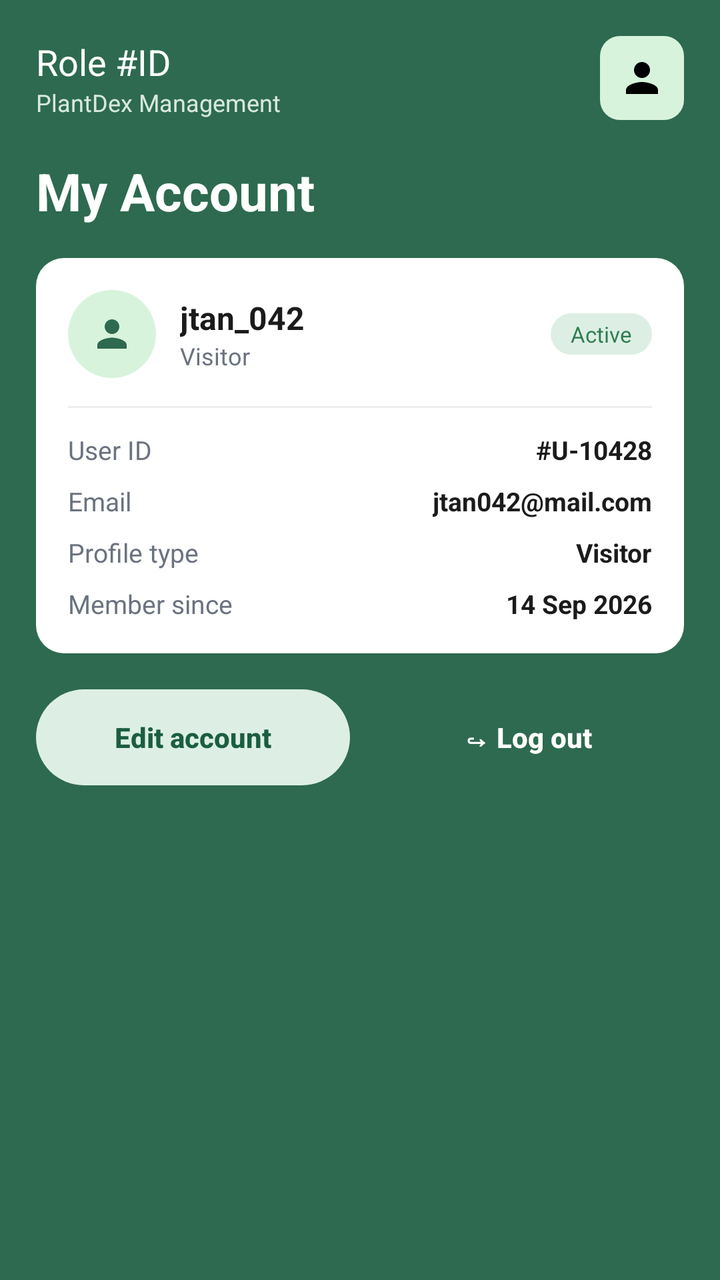
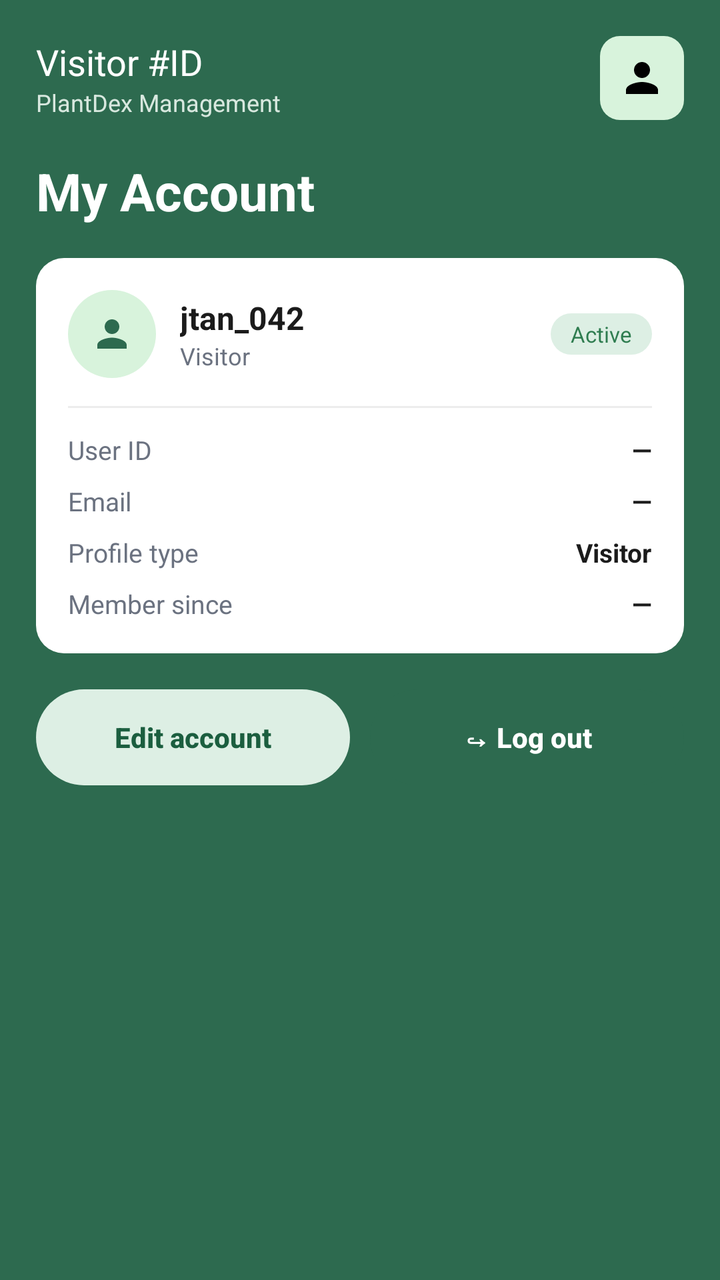

Compare the two renders of this Android layout. The source of the first and the diff that turns it into the second are given below.
<!-- AndroidManifest.xml: application theme Theme.PlantDex -->
<!-- res/layout/activity_my_account.xml -->
<?xml version="1.0" encoding="utf-8"?>
<LinearLayout xmlns:android="http://schemas.android.com/apk/res/android"
    android:fitsSystemWindows="true"
    xmlns:app="http://schemas.android.com/apk/res-auto"
    android:layout_width="match_parent"
    android:layout_height="match_parent"
    android:orientation="vertical"
    android:background="@color/plantdex_bg">

    <ScrollView
        android:layout_width="match_parent"
        android:layout_height="0dp"
        android:layout_weight="1">

        <LinearLayout
            android:layout_width="match_parent"
            android:layout_height="wrap_content"
            android:orientation="vertical"
            android:padding="18dp">

            <include layout="@layout/header_role" android:id="@+id/header" />

            <TextView
                android:layout_width="match_parent"
                android:layout_height="wrap_content"
                android:layout_marginTop="18dp"
                android:text="My Account"
                android:textColor="@color/white"
                android:textSize="26sp"
                android:textStyle="bold" />

            <FrameLayout
                android:layout_width="match_parent"
                android:layout_height="wrap_content"
                android:layout_marginTop="16dp"
                android:background="@drawable/bg_card"
                android:padding="16dp">

                <LinearLayout
                    android:layout_width="match_parent"
                    android:layout_height="wrap_content"
                    android:orientation="vertical">

                    <LinearLayout
                        android:layout_width="match_parent"
                        android:layout_height="wrap_content"
                        android:orientation="horizontal"
                        android:gravity="center_vertical">

                        <FrameLayout
                            android:layout_width="44dp"
                            android:layout_height="44dp"
                            android:background="@drawable/bg_avatar_circle">
                            <ImageView
                                android:layout_width="22dp"
                                android:layout_height="22dp"
                                android:layout_gravity="center"
                                android:src="@drawable/ic_person"
                                app:tint="@color/plantdex_bg"
                                android:contentDescription="Avatar" />
                        </FrameLayout>

                        <LinearLayout
                            android:layout_width="0dp"
                            android:layout_height="wrap_content"
                            android:layout_weight="1"
                            android:layout_marginStart="12dp"
                            android:orientation="vertical">

                            <TextView
                                android:id="@+id/tvAccountUsername"
                                android:layout_width="wrap_content"
                                android:layout_height="wrap_content"
                                android:text="jtan_042"
                                android:textColor="@color/plantdex_text_primary"
                                android:textSize="16sp"
                                android:textStyle="bold" />

                            <TextView
                                android:id="@+id/tvAccountRole"
                                android:layout_width="wrap_content"
                                android:layout_height="wrap_content"
                                android:text="Visitor"
                                android:textColor="@color/plantdex_text_muted"
                                android:textSize="12sp" />
                        </LinearLayout>

                        <TextView
                            android:layout_width="wrap_content"
                            android:layout_height="wrap_content"
                            android:background="@drawable/bg_pill"
                            android:paddingStart="10dp"
                            android:paddingEnd="10dp"
                            android:paddingTop="3dp"
                            android:paddingBottom="3dp"
                            android:text="Active"
                            android:textColor="@color/plantdex_success_text"
                            android:textSize="11sp" />
                    </LinearLayout>

                    <View android:layout_width="match_parent" android:layout_height="1dp" android:layout_marginTop="14dp" android:background="@color/plantdex_divider" />

                    <LinearLayout android:layout_width="match_parent" android:layout_height="wrap_content" android:layout_marginTop="12dp" android:orientation="horizontal">
                        <TextView android:layout_width="0dp" android:layout_height="wrap_content" android:layout_weight="1" android:text="User ID" android:textColor="@color/plantdex_text_muted" android:textSize="13sp" />
                        <TextView android:id="@+id/tvAccountUserId" android:layout_width="wrap_content" android:layout_height="wrap_content" android:text="#U-10428" android:textColor="@color/plantdex_text_primary" android:textStyle="bold" android:textSize="13sp" />
                    </LinearLayout>
                    <LinearLayout android:layout_width="match_parent" android:layout_height="wrap_content" android:layout_marginTop="8dp" android:orientation="horizontal">
                        <TextView android:layout_width="0dp" android:layout_height="wrap_content" android:layout_weight="1" android:text="Email" android:textColor="@color/plantdex_text_muted" android:textSize="13sp" />
                        <TextView android:id="@+id/tvAccountEmail" android:layout_width="wrap_content" android:layout_height="wrap_content" android:text="jtan042@mail.com" android:textColor="@color/plantdex_text_primary" android:textStyle="bold" android:textSize="13sp" />
                    </LinearLayout>
                    <LinearLayout android:layout_width="match_parent" android:layout_height="wrap_content" android:layout_marginTop="8dp" android:orientation="horizontal">
                        <TextView android:layout_width="0dp" android:layout_height="wrap_content" android:layout_weight="1" android:text="Profile type" android:textColor="@color/plantdex_text_muted" android:textSize="13sp" />
                        <TextView android:id="@+id/tvAccountProfileType" android:layout_width="wrap_content" android:layout_height="wrap_content" android:text="Visitor" android:textColor="@color/plantdex_text_primary" android:textStyle="bold" android:textSize="13sp" />
                    </LinearLayout>
                    <LinearLayout android:layout_width="match_parent" android:layout_height="wrap_content" android:layout_marginTop="8dp" android:orientation="horizontal">
                        <TextView android:layout_width="0dp" android:layout_height="wrap_content" android:layout_weight="1" android:text="Member since" android:textColor="@color/plantdex_text_muted" android:textSize="13sp" />
                        <TextView android:id="@+id/tvAccountMemberSince" android:layout_width="wrap_content" android:layout_height="wrap_content" android:text="14 Sep 2026" android:textColor="@color/plantdex_text_primary" android:textStyle="bold" android:textSize="13sp" />
                    </LinearLayout>
                </LinearLayout>
            </FrameLayout>

            <LinearLayout
                android:id="@+id/groupDiscoveryProgress"
                android:layout_width="match_parent"
                android:layout_height="wrap_content"
                android:orientation="vertical"
                android:visibility="gone">

                <LinearLayout
                    android:layout_width="match_parent"
                    android:layout_height="wrap_content"
                    android:layout_marginTop="18dp"
                    android:orientation="horizontal">
                    <TextView android:layout_width="0dp" android:layout_height="wrap_content" android:layout_weight="1"
                        android:text="Discovery Progress" android:textColor="@color/white" android:textSize="15sp" android:textStyle="bold" />
                    <TextView android:layout_width="wrap_content" android:layout_height="wrap_content" android:text="View More" android:textColor="@color/white" android:textSize="12sp" android:textStyle="bold" />
                </LinearLayout>

                <FrameLayout
                    android:layout_width="match_parent"
                    android:layout_height="wrap_content"
                    android:layout_marginTop="10dp"
                    android:background="@drawable/bg_card"
                    android:padding="16dp">

                    <LinearLayout android:layout_width="match_parent" android:layout_height="wrap_content" android:orientation="vertical">
                        <LinearLayout android:layout_width="match_parent" android:layout_height="wrap_content" android:orientation="horizontal">
                            <TextView android:layout_width="0dp" android:layout_height="wrap_content" android:layout_weight="1" android:text="Collectibles unlocked" android:textColor="@color/plantdex_text_primary" android:textSize="13sp" />
                            <TextView android:layout_width="wrap_content" android:layout_height="wrap_content" android:text="18 / 60" android:textColor="@color/plantdex_text_primary" android:textStyle="bold" android:textSize="13sp" />
                        </LinearLayout>
                        <ProgressBar style="?android:attr/progressBarStyleHorizontal" android:layout_width="match_parent" android:layout_height="7dp" android:layout_marginTop="8dp"
                            android:max="60" android:progress="18" android:progressTint="@color/plantdex_bg" android:progressBackgroundTint="@color/plantdex_progress_track" />
                        <LinearLayout android:layout_width="match_parent" android:layout_height="wrap_content" android:layout_marginTop="12dp" android:orientation="horizontal">
                            <TextView android:layout_width="0dp" android:layout_height="wrap_content" android:layout_weight="1" android:text="Handbook sync" android:textColor="@color/plantdex_text_muted" android:textSize="13sp" />
                            <TextView android:layout_width="wrap_content" android:layout_height="wrap_content"
                                android:background="@drawable/bg_pill" android:paddingStart="10dp" android:paddingEnd="10dp" android:paddingTop="3dp" android:paddingBottom="3dp"
                                android:text="Synced" android:textColor="@color/plantdex_success_text" android:textSize="11sp" />
                        </LinearLayout>
                    </LinearLayout>
                </FrameLayout>
            </LinearLayout>

            <LinearLayout
                android:layout_width="match_parent"
                android:layout_height="wrap_content"
                android:layout_marginTop="18dp"
                android:orientation="horizontal">

                <Button
                    android:id="@+id/btnEditAccount"
                    android:layout_width="0dp"
                    android:layout_height="48dp"
                    android:layout_weight="1"
                    android:background="@drawable/btn_cancel_pill"
                    android:text="Edit account"
                    android:textAllCaps="false"
                    android:textColor="@color/plantdex_cancel_text"
                    android:textStyle="bold"
                    android:stateListAnimator="@null" />

                <Button
                    android:id="@+id/btnLogOut"
                    android:layout_width="0dp"
                    android:layout_height="48dp"
                    android:layout_marginStart="10dp"
                    android:layout_weight="1"
                    android:background="@drawable/btn_primary"
                    android:backgroundTint="@color/plantdex_bg"
                    android:text="↪ Log out"
                    android:textAllCaps="false"
                    android:textColor="@color/white"
                    android:textStyle="bold"
                    android:stateListAnimator="@null" />
            </LinearLayout>

        </LinearLayout>
    </ScrollView>

    <FrameLayout
        android:id="@+id/navContainer"
        android:layout_width="match_parent"
        android:layout_height="wrap_content" />

</LinearLayout>
<!-- res/layout/header_role.xml (included above) -->
<?xml version="1.0" encoding="utf-8"?>
<LinearLayout xmlns:android="http://schemas.android.com/apk/res/android"
    android:layout_width="match_parent"
    android:layout_height="wrap_content"
    android:orientation="horizontal"
    android:gravity="center_vertical">

    <LinearLayout
        android:layout_width="0dp"
        android:layout_height="wrap_content"
        android:layout_weight="1"
        android:orientation="vertical">

        <TextView
            android:id="@+id/tvRoleId"
            android:layout_width="wrap_content"
            android:layout_height="wrap_content"
            android:text="Role #ID"
            android:textColor="@color/white"
            android:textSize="18sp" />

        <TextView
            android:layout_width="wrap_content"
            android:layout_height="wrap_content"
            android:text="@string/plantdex_management"
            android:textColor="@color/plantdex_hint"
            android:textSize="12sp" />
    </LinearLayout>

    <ImageButton
        android:id="@+id/btnProfile"
        android:layout_width="42dp"
        android:layout_height="42dp"
        android:background="@drawable/bg_icon_tile"
        android:src="@drawable/ic_person"
        android:scaleType="centerInside"
        android:padding="8dp"
        android:contentDescription="@string/plantdex_management" />
</LinearLayout>
<!-- resources referenced by this layout -->
<resources>
  <color name="plantdex_bg">#2D6A4F</color>
  <color name="plantdex_cancel_text">#1B5E3F</color>
  <color name="plantdex_divider">#ECECEC</color>
  <color name="plantdex_hint">#D8E8DF</color>
  <color name="plantdex_progress_track">#E5E7EB</color>
  <color name="plantdex_success_text">#2F7D50</color>
  <color name="plantdex_text_muted">#6B7280</color>
  <color name="plantdex_text_primary">#1B1B1B</color>
  <color name="white">#FFFFFF</color>
  <!-- drawable bg_avatar_circle (drawable) -->
  <?xml version="1.0" encoding="utf-8"?>
  <shape xmlns:android="http://schemas.android.com/apk/res/android" android:shape="oval">
      <solid android:color="@color/plantdex_icon_tile" />
  </shape>
  <!-- drawable bg_card (drawable) -->
  <?xml version="1.0" encoding="utf-8"?>
  <shape xmlns:android="http://schemas.android.com/apk/res/android"
      android:shape="rectangle">
      <corners android:radius="14dp" />
      <solid android:color="@color/plantdex_card" />
  </shape>
  <!-- drawable bg_icon_tile (drawable) -->
  <?xml version="1.0" encoding="utf-8"?>
  <shape xmlns:android="http://schemas.android.com/apk/res/android"
      android:shape="rectangle">
      <corners android:radius="10dp" />
      <solid android:color="@color/plantdex_icon_tile" />
  </shape>
  <!-- drawable bg_pill (drawable) -->
  <?xml version="1.0" encoding="utf-8"?>
  <shape xmlns:android="http://schemas.android.com/apk/res/android" android:shape="rectangle">
      <corners android:radius="12dp" />
      <solid android:color="@color/plantdex_success_bg" />
  </shape>
  <!-- drawable btn_cancel_pill (drawable) -->
  <?xml version="1.0" encoding="utf-8"?>
  <shape xmlns:android="http://schemas.android.com/apk/res/android" android:shape="rectangle">
      <corners android:radius="26dp" />
      <solid android:color="@color/plantdex_cancel_bg" />
  </shape>
  <!-- drawable btn_primary (drawable) -->
  <?xml version="1.0" encoding="utf-8"?>
  <shape xmlns:android="http://schemas.android.com/apk/res/android"
      android:shape="rectangle">
      <corners android:radius="28dp" />
      <solid android:color="@color/plantdex_button" />
  </shape>
  <!-- drawable ic_person (drawable) -->
  <vector xmlns:android="http://schemas.android.com/apk/res/android" android:height="24dp" android:tint="#000000" android:viewportHeight="24" android:viewportWidth="24" android:width="24dp">
        
      <path android:fillColor="@android:color/white" android:pathData="M12,12c2.21,0 4,-1.79 4,-4s-1.79,-4 -4,-4 -4,1.79 -4,4 1.79,4 4,4zM12,14c-2.67,0 -8,1.34 -8,4v2h16v-2c0,-2.66 -5.33,-4 -8,-4z"/>
      
  </vector>
  <string name="plantdex_management">PlantDex Management</string>
  <style name="Theme.PlantDex" parent="Base.Theme.PlantDex" />
  <color name="plantdex_icon_tile">#D8F3DC</color>
  <color name="plantdex_card">#FFFFFF</color>
  <color name="plantdex_success_bg">#DDEFE4</color>
  <color name="plantdex_cancel_bg">#DDEFE4</color>
  <color name="plantdex_button">#52B788</color>
  <color name="plantdex_chip_bg">#8FBC9B</color>
  <color name="plantdex_chip_text">#1B3A2A</color>
  <color name="plantdex_error_btn">#A6423A</color>
  <!-- unchanged entries left out for length: 1 -->
</resources>

<!-- the commit's change to res/layout/activity_my_account.xml (unified diff, before → after) -->
@@ -102,11 +102,11 @@
 
                     <LinearLayout android:layout_width="match_parent" android:layout_height="wrap_content" android:layout_marginTop="12dp" android:orientation="horizontal">
                         <TextView android:layout_width="0dp" android:layout_height="wrap_content" android:layout_weight="1" android:text="User ID" android:textColor="@color/plantdex_text_muted" android:textSize="13sp" />
-                        <TextView android:id="@+id/tvAccountUserId" android:layout_width="wrap_content" android:layout_height="wrap_content" android:text="#U-10428" android:textColor="@color/plantdex_text_primary" android:textStyle="bold" android:textSize="13sp" />
+                        <TextView android:id="@+id/tvAccountUserId" android:layout_width="wrap_content" android:layout_height="wrap_content" android:text="—" android:textColor="@color/plantdex_text_primary" android:textStyle="bold" android:textSize="13sp" />
                     </LinearLayout>
                     <LinearLayout android:layout_width="match_parent" android:layout_height="wrap_content" android:layout_marginTop="8dp" android:orientation="horizontal">
                         <TextView android:layout_width="0dp" android:layout_height="wrap_content" android:layout_weight="1" android:text="Email" android:textColor="@color/plantdex_text_muted" android:textSize="13sp" />
-                        <TextView android:id="@+id/tvAccountEmail" android:layout_width="wrap_content" android:layout_height="wrap_content" android:text="jtan042@mail.com" android:textColor="@color/plantdex_text_primary" android:textStyle="bold" android:textSize="13sp" />
+                        <TextView android:id="@+id/tvAccountEmail" android:layout_width="wrap_content" android:layout_height="wrap_content" android:text="—" android:textColor="@color/plantdex_text_primary" android:textStyle="bold" android:textSize="13sp" />
                     </LinearLayout>
                     <LinearLayout android:layout_width="match_parent" android:layout_height="wrap_content" android:layout_marginTop="8dp" android:orientation="horizontal">
                         <TextView android:layout_width="0dp" android:layout_height="wrap_content" android:layout_weight="1" android:text="Profile type" android:textColor="@color/plantdex_text_muted" android:textSize="13sp" />
@@ -114,7 +114,7 @@
                     </LinearLayout>
                     <LinearLayout android:layout_width="match_parent" android:layout_height="wrap_content" android:layout_marginTop="8dp" android:orientation="horizontal">
                         <TextView android:layout_width="0dp" android:layout_height="wrap_content" android:layout_weight="1" android:text="Member since" android:textColor="@color/plantdex_text_muted" android:textSize="13sp" />
-                        <TextView android:id="@+id/tvAccountMemberSince" android:layout_width="wrap_content" android:layout_height="wrap_content" android:text="14 Sep 2026" android:textColor="@color/plantdex_text_primary" android:textStyle="bold" android:textSize="13sp" />
+                        <TextView android:id="@+id/tvAccountMemberSince" android:layout_width="wrap_content" android:layout_height="wrap_content" android:text="—" android:textColor="@color/plantdex_text_primary" android:textStyle="bold" android:textSize="13sp" />
                     </LinearLayout>
                 </LinearLayout>
             </FrameLayout>
@@ -133,7 +133,7 @@
                     android:orientation="horizontal">
                     <TextView android:layout_width="0dp" android:layout_height="wrap_content" android:layout_weight="1"
                         android:text="Discovery Progress" android:textColor="@color/white" android:textSize="15sp" android:textStyle="bold" />
-                    <TextView android:layout_width="wrap_content" android:layout_height="wrap_content" android:text="View More" android:textColor="@color/white" android:textSize="12sp" android:textStyle="bold" />
+                    <TextView android:id="@+id/tvAccountViewMore" android:layout_width="wrap_content" android:layout_height="wrap_content" android:text="View More" android:textColor="@color/white" android:textSize="12sp" android:textStyle="bold" />
                 </LinearLayout>
 
                 <FrameLayout
@@ -146,15 +146,15 @@
                     <LinearLayout android:layout_width="match_parent" android:layout_height="wrap_content" android:orientation="vertical">
                         <LinearLayout android:layout_width="match_parent" android:layout_height="wrap_content" android:orientation="horizontal">
                             <TextView android:layout_width="0dp" android:layout_height="wrap_content" android:layout_weight="1" android:text="Collectibles unlocked" android:textColor="@color/plantdex_text_primary" android:textSize="13sp" />
-                            <TextView android:layout_width="wrap_content" android:layout_height="wrap_content" android:text="18 / 60" android:textColor="@color/plantdex_text_primary" android:textStyle="bold" android:textSize="13sp" />
+                            <TextView android:id="@+id/tvAccountUnlocked" android:layout_width="wrap_content" android:layout_height="wrap_content" android:text="—" android:textColor="@color/plantdex_text_primary" android:textStyle="bold" android:textSize="13sp" />
                         </LinearLayout>
-                        <ProgressBar style="?android:attr/progressBarStyleHorizontal" android:layout_width="match_parent" android:layout_height="7dp" android:layout_marginTop="8dp"
-                            android:max="60" android:progress="18" android:progressTint="@color/plantdex_bg" android:progressBackgroundTint="@color/plantdex_progress_track" />
+                        <ProgressBar android:id="@+id/progressAccountUnlocked" style="?android:attr/progressBarStyleHorizontal" android:layout_width="match_parent" android:layout_height="7dp" android:layout_marginTop="8dp"
+                            android:max="1" android:progress="0" android:progressTint="@color/plantdex_bg" android:progressBackgroundTint="@color/plantdex_progress_track" />
                         <LinearLayout android:layout_width="match_parent" android:layout_height="wrap_content" android:layout_marginTop="12dp" android:orientation="horizontal">
                             <TextView android:layout_width="0dp" android:layout_height="wrap_content" android:layout_weight="1" android:text="Handbook sync" android:textColor="@color/plantdex_text_muted" android:textSize="13sp" />
                             <TextView android:layout_width="wrap_content" android:layout_height="wrap_content"
                                 android:background="@drawable/bg_pill" android:paddingStart="10dp" android:paddingEnd="10dp" android:paddingTop="3dp" android:paddingBottom="3dp"
-                                android:text="Synced" android:textColor="@color/plantdex_success_text" android:textSize="11sp" />
+                                android:id="@+id/tvAccountSync" android:text="Syncing…" android:textColor="@color/plantdex_success_text" android:textSize="11sp" />
                         </LinearLayout>
                     </LinearLayout>
                 </FrameLayout>
@@ -220,7 +220,7 @@
             android:id="@+id/tvRoleId"
             android:layout_width="wrap_content"
             android:layout_height="wrap_content"
-            android:text="Role #ID"
+            android:text="@string/visitor_id"
             android:textColor="@color/white"
             android:textSize="18sp" />
 
<!-- resource entries referenced after the edit -->
@@ -54,6 +54,7 @@
       
   </vector>
   <string name="plantdex_management">PlantDex Management</string>
+  <string name="visitor_id">Visitor #ID</string>
   <style name="Theme.PlantDex" parent="Base.Theme.PlantDex" />
   <color name="plantdex_icon_tile">#D8F3DC</color>
   <color name="plantdex_card">#FFFFFF</color>
